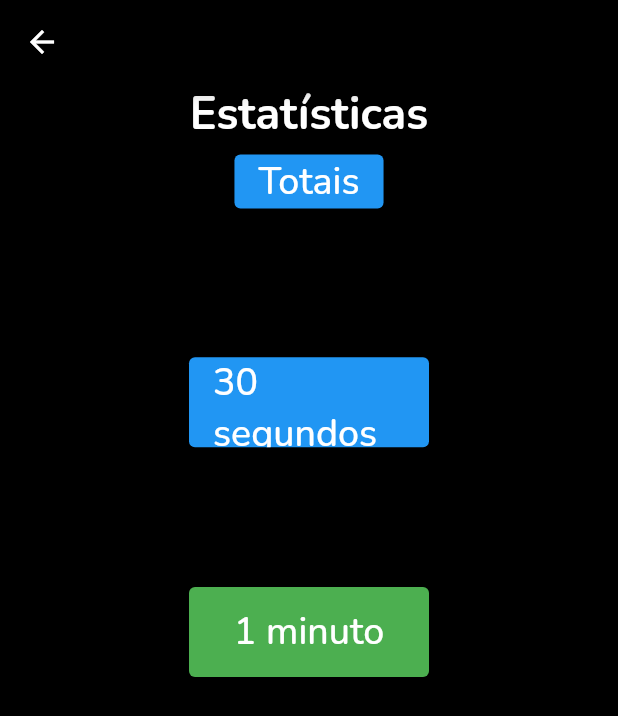
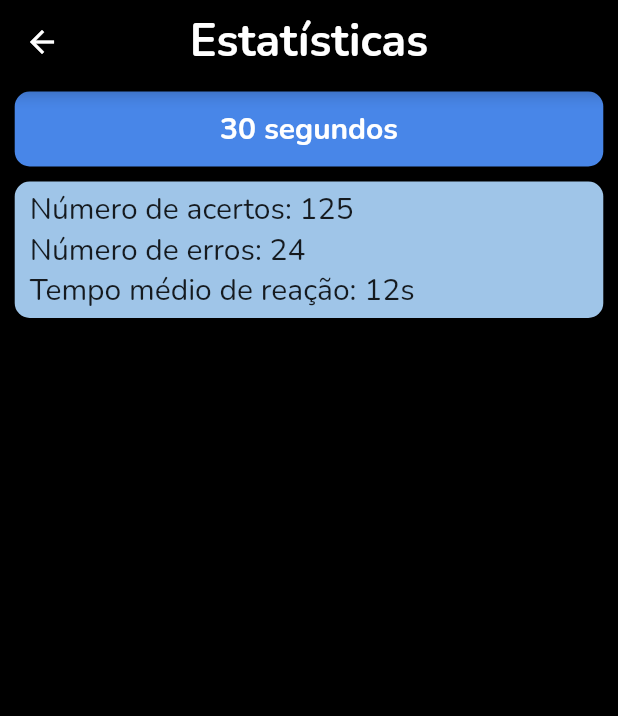
Before and after one commit to vitoralcantara/stroop, a Flutter app: the screen it shows after launch, after a tap on "Estatísticas", on a phone screen of 412 x 824 dp. Shown: the top 716 px of the screen. Run offline on Flutter 3.47's test engine with Material 2 defaults, Android fonts, the phone set to English and light mode, and no system bars; our stand-ins replace google_fonts.

Commit message:
implementação parcial de visual para a página de Estatísticas e remoção da página de Sobre até ser definido qual texto a ser inserido

```diff
--- a/lib/UI/statistics.dart
+++ b/lib/UI/statistics.dart
@@ -1,7 +1,5 @@
 import 'package:flutter/material.dart';
 import 'package:google_fonts/google_fonts.dart';
-
-import '../main.dart';
 
 class Statistics extends StatelessWidget {
   final redButtonStyle = ElevatedButton.styleFrom(
@@ -19,61 +17,71 @@ class Statistics extends StatelessWidget {
   Widget build(BuildContext context) {
     return Scaffold(
         appBar: AppBar(
-            automaticallyImplyLeading: true, backgroundColor: Colors.black),
+            centerTitle: true,
+            title: Row(
+              mainAxisAlignment: MainAxisAlignment.center,
+              mainAxisSize: MainAxisSize.min,
+              children: <Widget>[
+                Text(
+                  "Estatísticas",
+                  overflow: TextOverflow.ellipsis,
+                  style: GoogleFonts.nunito(
+                      fontWeight: FontWeight.w700,
+                      fontSize: 30.0,
+                      color: Colors.white),
+                  maxLines: 2,
+                ),
+              ],
+            ),
+            automaticallyImplyLeading: true,
+            backgroundColor: Colors.black),
         backgroundColor: Colors.black,
         body: Center(
             child: Container(
-                alignment: FractionalOffset.center,
+                //alignment: FractionalOffset.center,
                 margin: EdgeInsets.only(top: 0),
                 child: Column(children: <Widget>[
-                  Text(
-                    "Estatísticas",
-                    textAlign: TextAlign.center,
-                    overflow: TextOverflow.ellipsis,
-                    style: GoogleFonts.nunito(
-                        fontWeight: FontWeight.w700,
-                        fontSize: 30.0,
-                        color: Colors.white),
-                    maxLines: 2,
-                  ),
-                  ElevatedButton(
-                    style: ElevatedButton.styleFrom(primary: Colors.blue),
-                    onPressed: () {
-                      Navigator.push(
-                          context,
-                          MaterialPageRoute(
-                            builder: (context) => this,
-                          ));
-                    },
-                    child: Text(
-                      'Totais',
-                      style: buttonTextStyle,
-                    ),
-                  ),
-                  Spacer(),
-                  ElevatedButton(
-                    style: blueButtonStyle,
-                    onPressed: () {
-                      Navigator.push(
-                          context,
-                          MaterialPageRoute(
-                            builder: (context) => (this),
-                          ));
-                    },
-                    child: Text('30 segundos', style: buttonTextStyle),
-                  ),
-                  Spacer(),
-                  ElevatedButton(
-                    style: greenButtonStyle,
-                    onPressed: () {
-                      Navigator.push(
-                          context,
-                          MaterialPageRoute(
-                            builder: (context) => (Main()),
-                          ));
-                    },
-                    child: Text('1 minuto', style: buttonTextStyle),
-                  ),
+                  Container(
+                      alignment: Alignment.center,
+                      height: 50,
+                      margin: EdgeInsets.only(bottom: 10, top: 5),
+                      width: MediaQuery.of(context).size.width / 1.05,
+                      decoration: BoxDecoration(
+                          borderRadius: BorderRadius.only(
+                              topRight: Radius.circular(10.0),
+                              bottomRight: Radius.circular(10.0),
+                              topLeft: Radius.circular(10.0),
+                              bottomLeft: Radius.circular(10.0)),
+                          color: Color(0xff4886e8)),
+                      child: Text('30 segundos',
+                          style: GoogleFonts.nunito(
+                              fontWeight: FontWeight.w700,
+                              color: Colors.white,
+                              fontSize: 20.0))),
+                  Container(
+                      width: MediaQuery.of(context).size.width / 1.05,
+                      alignment: Alignment.centerLeft,
+                      padding: EdgeInsets.only(
+                          left: 10, top: 5, bottom: 5, right: 10),
+                      decoration: BoxDecoration(
+                          borderRadius: BorderRadius.only(
+                              topRight: Radius.circular(10.0),
+                              bottomRight: Radius.circular(10.0),
+                              topLeft: Radius.circular(10.0),
+                              bottomLeft: Radius.circular(10.0)),
+                          color: Color(0xff9fc5e8)),
+                      child: Column(
+                        mainAxisAlignment: MainAxisAlignment.start,
+                        crossAxisAlignment: CrossAxisAlignment.start,
+                        children: [
+                          Text('Número de acertos: 125',
+                              style: GoogleFonts.nunito(fontSize: 20.0)),
+                          Text('Número de erros: 24',
+                              style: GoogleFonts.nunito(fontSize: 20.0)),
+                          Text('Tempo médio de reação: 12s',
+                              style: GoogleFonts.nunito(fontSize: 20.0)),
+                        ],
+                      )),
                   Spacer(flex: 4),
                 ]))));
   }
--- a/lib/main.dart
+++ b/lib/main.dart
@@ -1,7 +1,6 @@
 import 'package:flutter/material.dart';
 import 'package:google_fonts/google_fonts.dart';
 
-import 'UI/about.dart';
 import 'UI/game_config_1.dart';
 import 'UI/statistics.dart';
 
@@ -90,18 +89,6 @@ class _MainState extends State<Main> {
                         },
                         child: Text('Estatísticas', style: buttonTextStyle),
                       ),
-                      Spacer(),
-                      ElevatedButton(
-                        style: greenButtonStyle,
-                        onPressed: () {
-                          Navigator.push(
-                              context,
-                              MaterialPageRoute(
-                                builder: (context) => About(),
-                              ));
-                        },
-                        child: Text('Sobre', style: buttonTextStyle),
-                      ),
                       Spacer(flex: 4),
                     ]))));
   }
```
